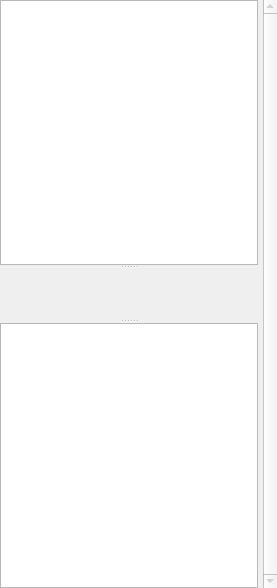
Before: the Qt Designer form pootling/ui/TUview.ui in cc-archive/pootle, drawn with Qt 5.
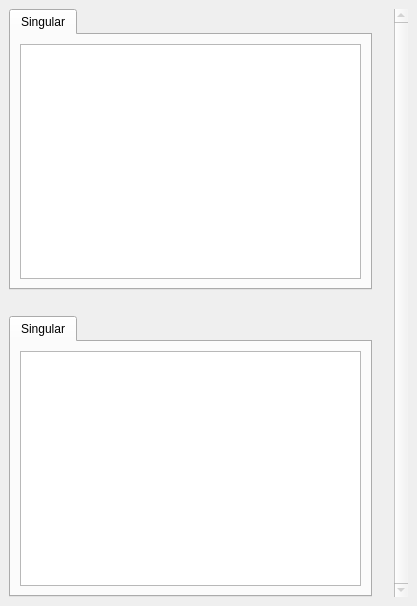
After: the same form once the commit is applied. Icons and pictures are not drawn.

Commit message: add tab for displaying plural form and change txtComment to lblComment

What changed in the file:
```diff
--- a/pootling/ui/TUview.ui
+++ b/pootling/ui/TUview.ui
@@ -11,10 +11,24 @@
    <rect>
     <x>0</x>
     <y>0</y>
-    <width>277</width>
-    <height>588</height>
+    <width>417</width>
+    <height>280</height>
    </rect>
   </property>
+  <property name="sizePolicy" >
+   <sizepolicy>
+    <hsizetype>13</hsizetype>
+    <vsizetype>13</vsizetype>
+    <horstretch>0</horstretch>
+    <verstretch>0</verstretch>
+   </sizepolicy>
+  </property>
+  <property name="maximumSize" >
+   <size>
+    <width>16777187</width>
+    <height>16777215</height>
+   </size>
+  </property>
   <property name="focusPolicy" >
    <enum>Qt::NoFocus</enum>
   </property>
@@ -27,77 +41,38 @@
   <property name="autoFillBackground" >
    <bool>true</bool>
   </property>
-  <layout class="QHBoxLayout" >
+  <layout class="QGridLayout" >
    <property name="margin" >
-    <number>0</number>
+    <number>9</number>
    </property>
    <property name="spacing" >
-    <number>0</number>
+    <number>6</number>
    </property>
-   <item>
-    <widget class="QSplitter" name="splitter" >
-     <property name="sizePolicy" >
-      <sizepolicy>
-       <hsizetype>5</hsizetype>
-       <vsizetype>5</vsizetype>
-       <horstretch>0</horstretch>
-       <verstretch>0</verstretch>
-      </sizepolicy>
-     </property>
+   <item rowspan="3" row="0" column="1" >
+    <spacer>
      <property name="orientation" >
-      <enum>Qt::Vertical</enum>
+      <enum>Qt::Horizontal</enum>
      </property>
-     <property name="opaqueResize" >
-      <bool>true</bool>
+     <property name="sizeType" >
+      <enum>QSizePolicy::Fixed</enum>
      </property>
-     <property name="childrenCollapsible" >
-      <bool>false</bool>
-     </property>
-     <widget class="QTextEdit" name="txtSource" >
-      <property name="tabChangesFocus" >
-       <bool>true</bool>
-      </property>
-      <property name="undoRedoEnabled" >
-       <bool>false</bool>
-      </property>
-      <property name="readOnly" >
-       <bool>true</bool>
-      </property>
-      <property name="tabStopWidth" >
-       <number>79</number>
-      </property>
-     </widget>
-     <widget class="QTextEdit" name="txtComment" >
-      <property name="enabled" >
-       <bool>false</bool>
-      </property>
-      <property name="sizePolicy" >
-       <sizepolicy>
-        <hsizetype>7</hsizetype>
-        <vsizetype>0</vsizetype>
-        <horstretch>0</horstretch>
-        <verstretch>0</verstretch>
-       </sizepolicy>
-      </property>
-      <property name="minimumSize" >
+     <property name="sizeHint" >
        <size>
-        <width>0</width>
-        <height>25</height>
-       </size>
-      </property>
-      <property name="maximumSize" >
-       <size>
-        <width>16777215</width>
-        <height>50</height>
-       </size>
-      </property>
+       <width>16</width>
+       <height>588</height>
+      </size>
+     </property>
+    </spacer>
+   </item>
+   <item row="1" column="0" >
+    <widget class="QLabel" name="lblComment" >
       <property name="palette" >
        <palette>
         <active>
          <color>
-          <red>0</red>
-          <green>0</green>
-          <blue>0</blue>
+         <red>255</red>
+         <green>24</green>
+         <blue>35</blue>
          </color>
          <color>
           <red>221</red>
@@ -125,7 +100,7 @@
           <blue>199</blue>
          </color>
          <color>
-          <red>255</red>
+         <red>0</red>
           <green>0</green>
           <blue>0</blue>
          </color>
@@ -182,9 +157,9 @@
         </active>
         <inactive>
          <color>
-          <red>0</red>
-          <green>0</green>
-          <blue>0</blue>
+         <red>255</red>
+         <green>24</green>
+         <blue>35</blue>
          </color>
          <color>
           <red>221</red>
@@ -212,7 +187,7 @@
           <blue>199</blue>
          </color>
          <color>
-          <red>255</red>
+         <red>0</red>
           <green>0</green>
           <blue>0</blue>
          </color>
@@ -299,9 +274,9 @@
           <blue>199</blue>
          </color>
          <color>
-          <red>255</red>
-          <green>0</green>
-          <blue>0</blue>
+         <red>199</red>
+         <green>199</green>
+         <blue>199</blue>
          </color>
          <color>
           <red>255</red>
@@ -356,37 +331,12 @@
         </disabled>
        </palette>
       </property>
-      <property name="contextMenuPolicy" >
-       <enum>Qt::DefaultContextMenu</enum>
-      </property>
-      <property name="frameShape" >
-       <enum>QFrame::NoFrame</enum>
-      </property>
-     </widget>
-     <widget class="QTextEdit" name="txtTarget" >
-      <property name="whatsThis" >
+     <property name="text" >
        <string/>
       </property>
      </widget>
-    </widget>
    </item>
-   <item>
-    <spacer>
-     <property name="orientation" >
-      <enum>Qt::Horizontal</enum>
-     </property>
-     <property name="sizeType" >
-      <enum>QSizePolicy::Fixed</enum>
-     </property>
-     <property name="sizeHint" >
-      <size>
-       <width>5</width>
-       <height>20</height>
-      </size>
-     </property>
-    </spacer>
-   </item>
-   <item>
+   <item rowspan="3" row="0" column="2" >
     <widget class="QScrollBar" name="fileScrollBar" >
      <property name="enabled" >
       <bool>false</bool>
@@ -413,6 +363,72 @@
      </property>
     </widget>
    </item>
+   <item row="0" column="0" >
+    <widget class="QTabWidget" name="tabSource" >
+     <property name="currentIndex" >
+      <number>0</number>
+     </property>
+     <widget class="QWidget" name="tabSourceSingle" >
+      <property name="accessibleName" >
+       <string/>
+      </property>
+      <attribute name="title" >
+       <string>Singular</string>
+      </attribute>
+      <layout class="QGridLayout" >
+       <property name="margin" >
+        <number>9</number>
+       </property>
+       <property name="spacing" >
+        <number>6</number>
+       </property>
+       <item row="0" column="0" >
+        <widget class="QTextEdit" name="txtSource" >
+         <property name="tabChangesFocus" >
+          <bool>true</bool>
+         </property>
+         <property name="undoRedoEnabled" >
+          <bool>false</bool>
+         </property>
+         <property name="readOnly" >
+          <bool>true</bool>
+         </property>
+         <property name="tabStopWidth" >
+          <number>79</number>
+         </property>
+        </widget>
+       </item>
+      </layout>
+     </widget>
+    </widget>
+   </item>
+   <item row="2" column="0" >
+    <widget class="QTabWidget" name="tabTarget" >
+     <property name="currentIndex" >
+      <number>0</number>
+     </property>
+     <widget class="QWidget" name="tabTargetSingle" >
+      <attribute name="title" >
+       <string>Singular</string>
+      </attribute>
+      <layout class="QGridLayout" >
+       <property name="margin" >
+        <number>9</number>
+       </property>
+       <property name="spacing" >
+        <number>6</number>
+       </property>
+       <item row="0" column="0" >
+        <widget class="QTextEdit" name="txtTarget" >
+         <property name="whatsThis" >
+          <string/>
+         </property>
+        </widget>
+       </item>
+      </layout>
+     </widget>
+    </widget>
+   </item>
   </layout>
  </widget>
  <pixmapfunction></pixmapfunction>
```
Left out of the diff: 1 changed line with no effect on the pictures. Lines whose indentation alone changed are shown as unchanged. The commit also changes 1 other file.
